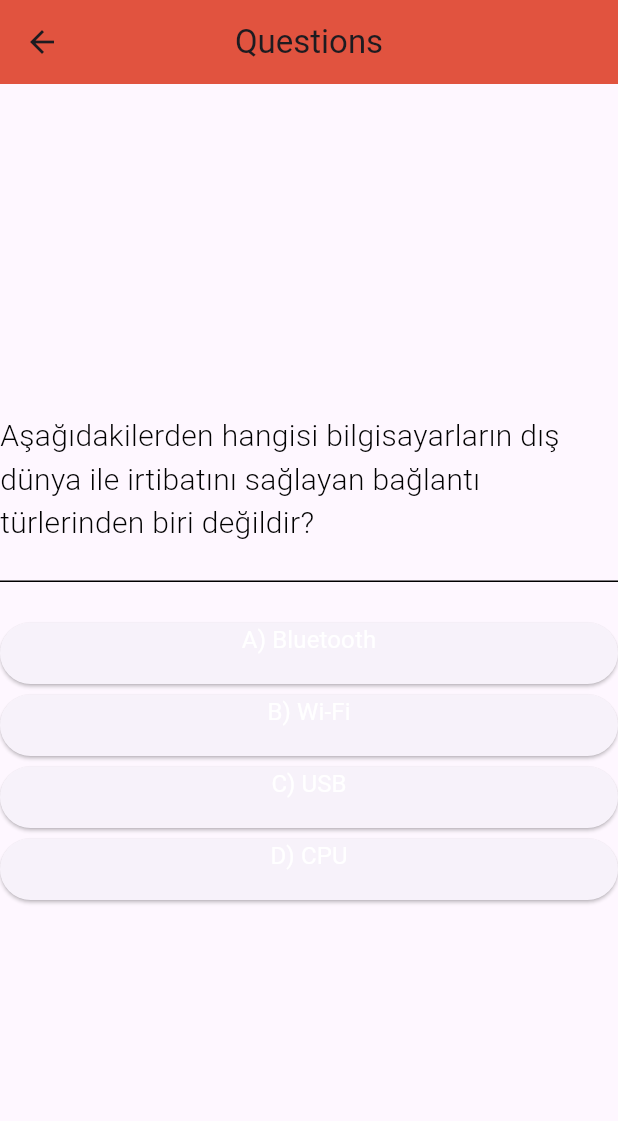
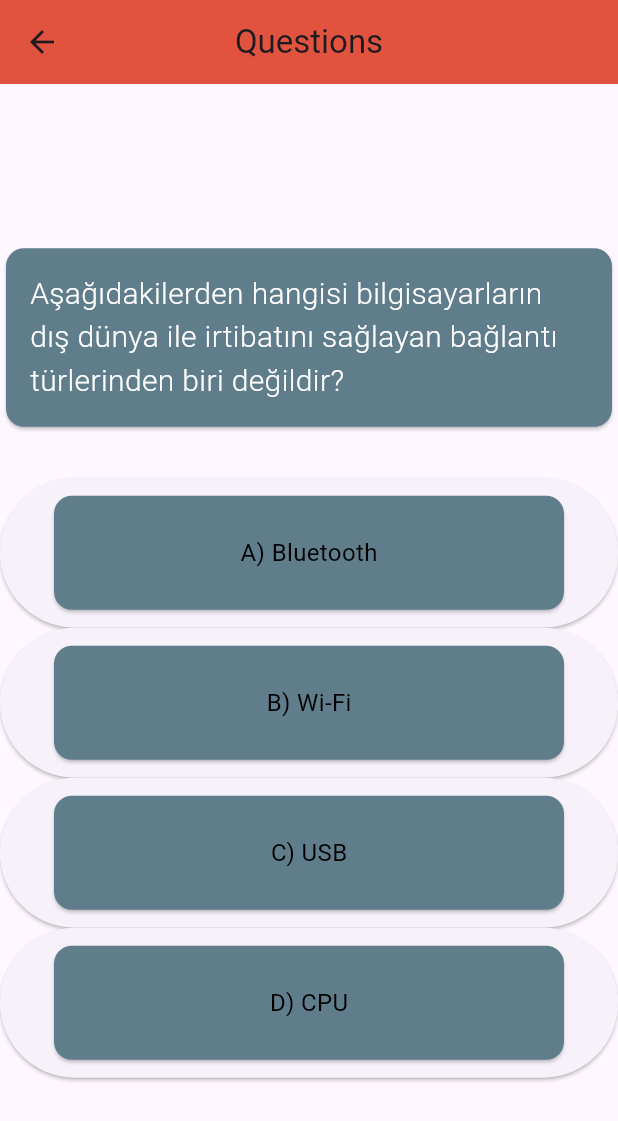
Before and after one commit to cebrailkeskindag/quizApp, a Flutter app: the screen it shows after launch, after a tap on "Start", on a phone screen of 412 x 824 dp. Shown: the top 1121 px of the screen. Run offline on Flutter 3.47's test engine with Material 3 defaults, Android fonts, the phone set to English and light mode, and no system bars.

Commit message:
screen pageler tasındı

```diff
--- a/lib/data/questions.dart
+++ b/lib/data/questions.dart
@@ -1,4 +1,4 @@
-import 'package:tasarim_calismasi/models/quiz_question.dart';
+import 'package:quizApp/models/quiz_question.dart';
 
  var questions = [
 
--- a/lib/main.dart
+++ b/lib/main.dart
@@ -1,12 +1,11 @@
 import 'package:flutter/material.dart';
-import 'package:tasarim_calismasi/start_screen.dart';
-
-
+import 'package:quizApp/screen/start_screen.dart';
 
 void main() {
   runApp(
-    const MaterialApp(
-      home: StartScreen(),
+    MaterialApp(
+      theme: ThemeData.light(useMaterial3: true),
+      home: const StartScreen(),
       debugShowCheckedModeBanner: false,
     ),
   );
--- a/lib/question_screen.dart
+++ b/lib/screen/question_screen.dart
@@ -1,7 +1,7 @@
 import 'package:flutter/material.dart';
-import 'package:tasarim_calismasi/color_page/colors.dart';
-import 'package:tasarim_calismasi/data/questions.dart';
-import 'package:tasarim_calismasi/result_screen.dart';
+import 'package:quizApp/color_page/colors.dart';
+import 'package:quizApp/data/questions.dart';
+import 'package:quizApp/screen/result_screen.dart';
 
 class QuestionScreen extends StatefulWidget {
   const QuestionScreen({Key? key}) : super(key: key);
@@ -32,24 +32,22 @@ class _QuestionState extends State<QuestionScreen> {
           mainAxisAlignment: MainAxisAlignment.center,
           crossAxisAlignment: CrossAxisAlignment.center,
           children: [
-            SizedBox(
-              width: double.infinity,
+            Card(
+              color: Colors.blueGrey,
+              child: Padding(
+                padding: const EdgeInsets.all(16.0),
                 child: Text(
                   questions[questionNumber].question,
                   style: const TextStyle(
-                  color: Colors.black,
+                    color: Colors.white,
                     fontWeight: FontWeight.w300,
                     fontSize: 20,
                   ),
                 ),
               ),
-            Padding(
-              padding: const EdgeInsets.only(top: 20, bottom: 20),
-              child: Divider(
-                color: Colors.black,
-                height: 8.0,
-                thickness: 1.0,
             ),
+            SizedBox(
+              height: 30,
             ),
             ...questions[questionNumber].answers.map((answer) {
               return ElevatedButton(
@@ -63,16 +61,19 @@ class _QuestionState extends State<QuestionScreen> {
                     );
                   }
                 },
-                child: Container(
-                  width: double.infinity,
-                  margin: EdgeInsets.only(bottom: 18.0),
+                child: SizedBox(
+                  height: 100,
+                  child: Card(
+                    color: Colors.blueGrey,
+                    margin: EdgeInsets.all(12.0),
                     child: Center(
                       child: Text(
                         answer,
                         style: TextStyle(
-                        color: Colors.white,
+                          color: Colors.black,
                           fontWeight: FontWeight.w400,
                           fontSize: 16,
+                        ),
                       ),
                     ),
                   ),
--- a/lib/result_screen.dart
+++ b/lib/screen/result_screen.dart
@@ -1,7 +1,7 @@
 import 'package:flutter/material.dart';
-import 'package:tasarim_calismasi/color_page/colors.dart';
-import 'package:tasarim_calismasi/question_screen.dart';
-import 'package:tasarim_calismasi/start_screen.dart';
+import 'package:quizApp/color_page/colors.dart';
+import 'package:quizApp/screen/question_screen.dart';
+import 'package:quizApp/screen/start_screen.dart';
 
 class ResultScreen extends StatelessWidget {
   const ResultScreen({Key? key}) : super(key: key);
--- a/lib/start_screen.dart
+++ b/lib/screen/start_screen.dart
@@ -1,5 +1,5 @@
 import 'package:flutter/material.dart';
-import 'package:tasarim_calismasi/question_screen.dart';
+import 'package:quizApp/screen/question_screen.dart';
 
 class StartScreen extends StatelessWidget {
   const StartScreen({super.key});
@@ -11,7 +11,11 @@ class StartScreen extends StatelessWidget {
         child: Column(
           mainAxisAlignment: MainAxisAlignment.spaceAround,
           children: [
-            Image.asset("assets/quiz-time.png", width: 200, height: 200,),
+            Image.asset(
+              "assets/quiz-time.png",
+              width: 200,
+              height: 200,
+            ),
             ElevatedButton(
               onPressed: () {
                 Navigator.push(
@@ -19,9 +23,12 @@ class StartScreen extends StatelessWidget {
                     MaterialPageRoute(
                         builder: (context) => const QuestionScreen()));
               },
-              child: const Text("Start", style: TextStyle(fontSize: 25),),
+              child: const Text(
+                "Start",
+                style: TextStyle(fontSize: 25, color: Colors.white),
+              ),
               style: OutlinedButton.styleFrom(
-                 backgroundColor: Colors.green.shade600,
+                  backgroundColor: Colors.green.shade600,
                   padding: const EdgeInsets.fromLTRB(50, 20, 50, 20)),
             ),
           ],
--- a/pubspec.yaml
+++ b/pubspec.yaml
@@ -1,4 +1,4 @@
-name: tasarim_calismasi
+name: quizApp
 description: A new Flutter project.
 # The following line prevents the package from being accidentally published to
 # pub.dev using `flutter pub publish`. This is preferred for private packages.
```
Also changed, not shown: pubspec.lock, 5 other files. Lines whose indentation alone changed are shown as unchanged.
